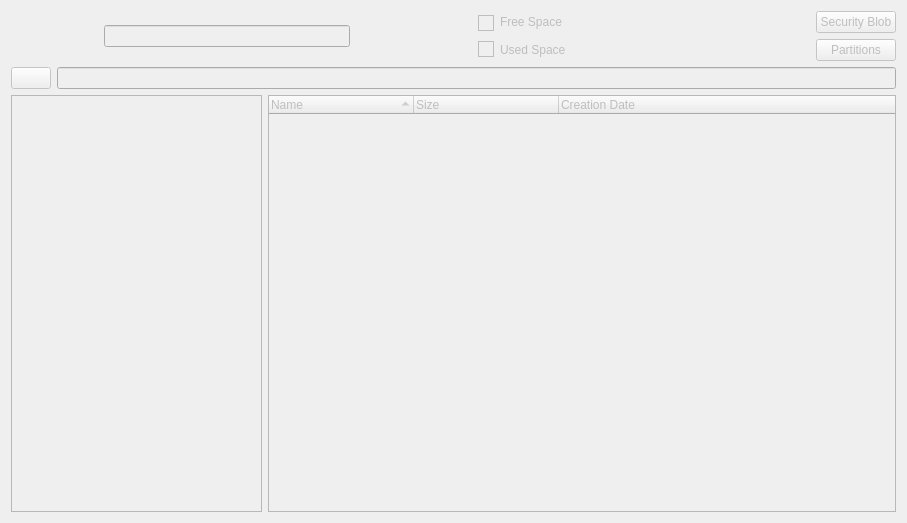
First picture: the form in Velocity/deviceviewer.ui, repository hetelek/Velocity, before the edit.
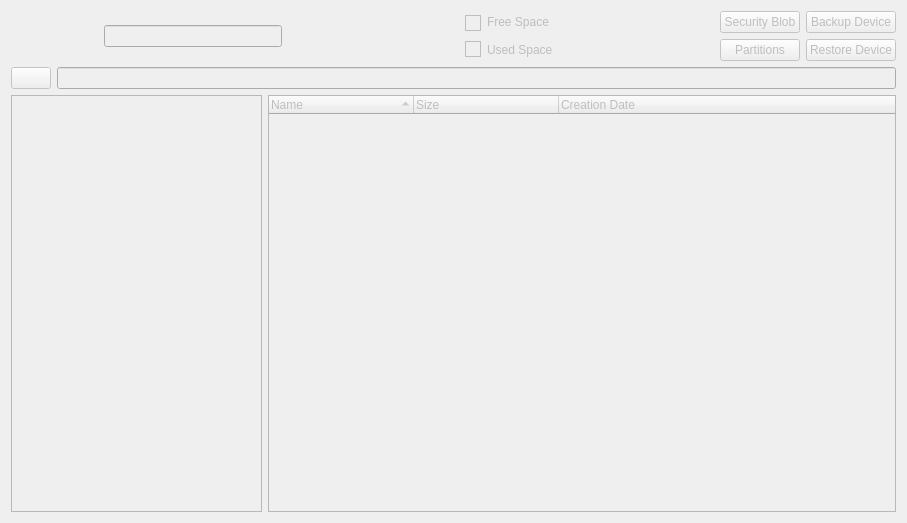
Second picture: the form after the edit. Icons and pictures are not drawn. Custom widgets are drawn as their Qt base class.

Commit message: Added buttons for backing up and restoring

```diff
--- a/Velocity/deviceviewer.ui
+++ b/Velocity/deviceviewer.ui
@@ -23,11 +23,9 @@
    <iconset resource="Resources.qrc">
     <normaloff>:/Images/Leaner.png</normaloff>:/Images/Leaner.png</iconset>
   </property>
-  <layout class="QGridLayout" name="gridLayout">
-   <item row="0" column="0">
-    <layout class="QVBoxLayout" name="verticalLayout_6">
+  <layout class="QVBoxLayout" name="verticalLayout_7">
      <item>
-      <layout class="QHBoxLayout" name="horizontalLayout_3" stretch="0,2,1,0,1,0,0,0">
+    <layout class="QHBoxLayout" name="horizontalLayout_3" stretch="0,1,1,0,0,1,0,0,0">
        <item>
         <widget class="QLabel" name="label">
          <property name="minimumSize">
@@ -256,6 +254,38 @@
          </item>
         </layout>
        </item>
+     <item>
+      <layout class="QVBoxLayout" name="verticalLayout_6">
+       <item>
+        <widget class="QPushButton" name="btnBackup">
+         <property name="enabled">
+          <bool>false</bool>
+         </property>
+         <property name="text">
+          <string>Backup Device</string>
+         </property>
+         <property name="icon">
+          <iconset resource="Resources.qrc">
+           <normaloff>:/Images/save.png</normaloff>:/Images/save.png</iconset>
+         </property>
+        </widget>
+       </item>
+       <item>
+        <widget class="QPushButton" name="btnRestore">
+         <property name="enabled">
+          <bool>false</bool>
+         </property>
+         <property name="text">
+          <string>Restore Device</string>
+         </property>
+         <property name="icon">
+          <iconset resource="Resources.qrc">
+           <normaloff>:/Images/restore.png</normaloff>:/Images/restore.png</iconset>
+         </property>
+        </widget>
+       </item>
+      </layout>
+     </item>
       </layout>
      </item>
      <item>
@@ -367,8 +397,6 @@
               </property>
              </column>
             </widget>
-           </item>
-          </layout>
          </item>
         </layout>
        </item>
```
Lines whose indentation alone changed are shown as unchanged. The commit also changes 3 other files.
